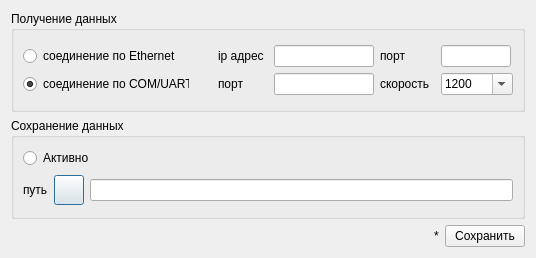
Qt form src/SVMonitor/forms/settingsPanel.ui (Tyill/SVisual) before a commit.
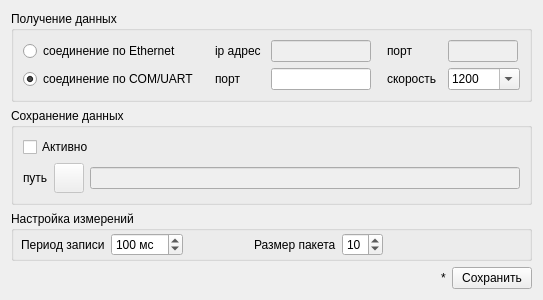
The same form after that commit. Icons and pictures are not drawn.

Commit message: clicked-> toggled, package config

Patch:
```diff
--- a/src/SVMonitor/forms/settingsPanel.ui
+++ b/src/SVMonitor/forms/settingsPanel.ui
@@ -2,18 +2,10 @@
 <ui version="4.0">
  <class>settingsPanelClass</class>
  <widget class="QDialog" name="settingsPanelClass">
-  <property name="geometry">
-   <rect>
-    <x>0</x>
-    <y>0</y>
-    <width>536</width>
-    <height>258</height>
-   </rect>
-  </property>
   <property name="maximumSize">
    <size>
-    <width>536</width>
-    <height>260</height>
+    <width>550</width>
+    <height>350</height>
    </size>
   </property>
   <property name="windowTitle">
@@ -35,8 +27,11 @@
           </property>
          </widget>
         </item>
-        <item row="0" column="5">
+        <item row="0" column="6">
          <widget class="QLineEdit" name="txtTCPPort">
+          <property name="enabled">
+           <bool>false</bool>
+          </property>
           <property name="maximumSize">
            <size>
             <width>70</width>
@@ -47,6 +42,9 @@
         </item>
         <item row="0" column="3">
          <widget class="QLineEdit" name="txtIPAddr">
+          <property name="enabled">
+           <bool>false</bool>
+          </property>
           <property name="minimumSize">
            <size>
             <width>100</width>
@@ -66,15 +64,18 @@
           <property name="orientation">
            <enum>Qt::Horizontal</enum>
           </property>
+          <property name="sizeType">
+           <enum>QSizePolicy::MinimumExpanding</enum>
+          </property>
           <property name="sizeHint" stdset="0">
            <size>
-            <width>40</width>
+            <width>10</width>
             <height>20</height>
            </size>
           </property>
          </spacer>
         </item>
-        <item row="0" column="4">
+        <item row="0" column="5">
          <widget class="QLabel" name="label_5">
           <property name="minimumSize">
            <size>
@@ -117,7 +118,7 @@
          <widget class="QRadioButton" name="rbtnConnectByCom">
           <property name="minimumSize">
            <size>
-            <width>166</width>
+            <width>0</width>
             <height>0</height>
            </size>
           </property>
@@ -131,6 +132,9 @@
         </item>
         <item row="1" column="3">
          <widget class="QLineEdit" name="txtComPort">
+          <property name="enabled">
+           <bool>true</bool>
+          </property>
           <property name="minimumSize">
            <size>
             <width>100</width>
@@ -145,7 +149,7 @@
           </property>
          </widget>
         </item>
-        <item row="1" column="4">
+        <item row="1" column="5">
          <widget class="QLabel" name="label_6">
           <property name="minimumSize">
            <size>
@@ -158,13 +162,16 @@
           </property>
          </widget>
         </item>
-        <item row="1" column="5">
+        <item row="1" column="6">
          <widget class="QComboBox" name="cbxComSpeed">
+          <property name="enabled">
+           <bool>true</bool>
+          </property>
           <property name="editable">
            <bool>true</bool>
           </property>
           <property name="currentText">
-           <string>9600</string>
+           <string>1200</string>
           </property>
           <item>
            <property name="text">
@@ -208,6 +215,22 @@
           </item>
          </widget>
         </item>
+        <item row="0" column="4">
+         <spacer name="horizontalSpacer_4">
+          <property name="orientation">
+           <enum>Qt::Horizontal</enum>
+          </property>
+          <property name="sizeType">
+           <enum>QSizePolicy::MinimumExpanding</enum>
+          </property>
+          <property name="sizeHint" stdset="0">
+           <size>
+            <width>10</width>
+            <height>20</height>
+           </size>
+          </property>
+         </spacer>
+        </item>
        </layout>
       </item>
      </layout>
@@ -220,7 +243,7 @@
      </property>
      <layout class="QVBoxLayout" name="verticalLayout_2">
       <item>
-       <widget class="QRadioButton" name="rbtnCopyEna">
+       <widget class="QCheckBox" name="rbtnCopyEna">
         <property name="enabled">
          <bool>true</bool>
         </property>
@@ -250,7 +273,7 @@
         <item>
          <widget class="QPushButton" name="btnCopyPath">
           <property name="enabled">
-           <bool>true</bool>
+           <bool>false</bool>
           </property>
           <property name="minimumSize">
            <size>
@@ -276,7 +299,7 @@
         <item>
          <widget class="QLineEdit" name="txtCopyPath">
           <property name="enabled">
-           <bool>true</bool>
+           <bool>false</bool>
           </property>
           <property name="minimumSize">
            <size>
@@ -291,6 +314,90 @@
      </layout>
     </widget>
    </item>
+   <item>
+    <widget class="QGroupBox" name="groupBox_2">
+     <property name="sizePolicy">
+      <sizepolicy hsizetype="Preferred" vsizetype="Preferred">
+       <horstretch>0</horstretch>
+       <verstretch>0</verstretch>
+      </sizepolicy>
+     </property>
+     <property name="minimumSize">
+      <size>
+       <width>0</width>
+       <height>50</height>
+      </size>
+     </property>
+     <property name="title">
+      <string>Настройка измерений</string>
+     </property>
+     <widget class="QWidget" name="">
+      <property name="geometry">
+       <rect>
+        <x>10</x>
+        <y>20</y>
+        <width>362</width>
+        <height>27</height>
+       </rect>
+      </property>
+      <layout class="QHBoxLayout" name="horizontalLayout_4">
+       <item>
+        <widget class="QLabel" name="label_4">
+         <property name="text">
+          <string>Период записи</string>
+         </property>
+        </widget>
+       </item>
+       <item>
+        <widget class="QSpinBox" name="spinCycleRecMs">
+         <property name="suffix">
+          <string> мс</string>
+         </property>
+         <property name="minimum">
+          <number>5</number>
+         </property>
+         <property name="maximum">
+          <number>5000</number>
+         </property>
+         <property name="value">
+          <number>100</number>
+         </property>
+        </widget>
+       </item>
+       <item>
+        <spacer name="horizontalSpacer_2">
+         <property name="orientation">
+          <enum>Qt::Horizontal</enum>
+         </property>
+         <property name="sizeHint" stdset="0">
+          <size>
+           <width>40</width>
+           <height>20</height>
+          </size>
+         </property>
+        </spacer>
+       </item>
+       <item>
+        <widget class="QLabel" name="label_7">
+         <property name="text">
+          <string>Размер пакета</string>
+         </property>
+        </widget>
+       </item>
+       <item>
+        <widget class="QSpinBox" name="spinPacketSz">
+         <property name="minimum">
+          <number>1</number>
+         </property>
+         <property name="value">
+          <number>10</number>
+         </property>
+        </widget>
+       </item>
+      </layout>
+     </widget>
+    </widget>
+   </item>
    <item>
     <layout class="QHBoxLayout" name="horizontalLayout_6">
      <item>
```
The commit also changes 2 other files.
